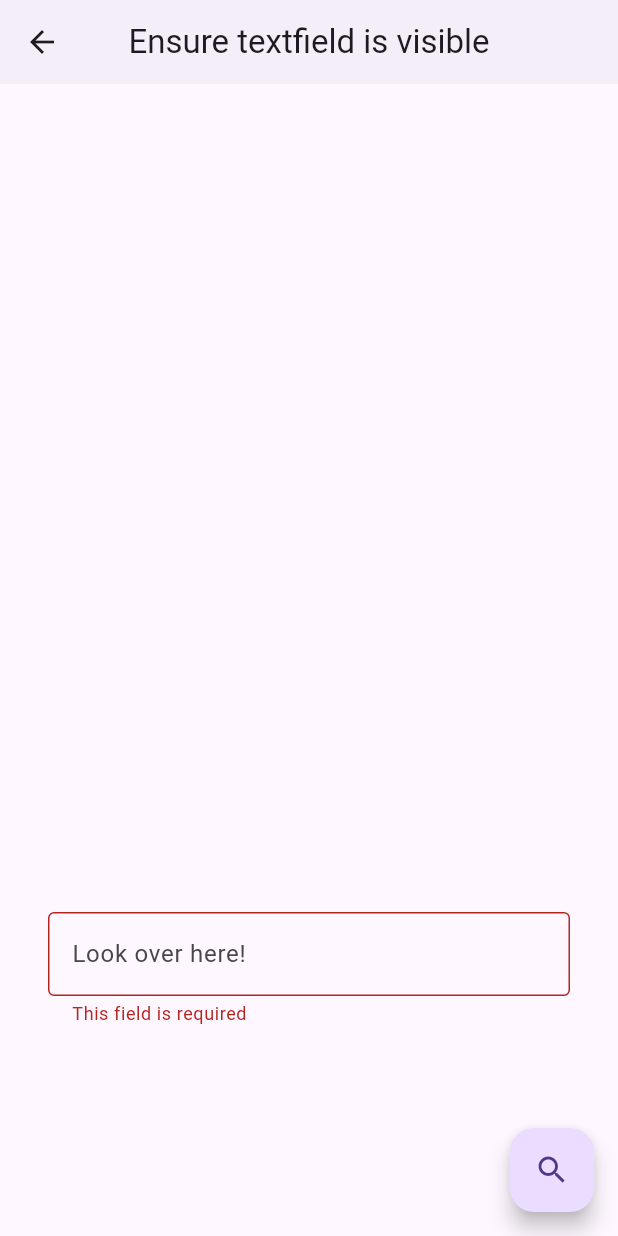
After one commit to rei-codes/flutter-8-useful-tips-for-better-ux, a Flutter app: the EnsureTextFieldVisible screen opened directly, scrolled down 504 dp, after a tap on the "search" icon, on a phone screen of 412 x 824 dp. The commit adds this screen. Run offline on Flutter 3.47's test engine with Material 2 defaults, Android fonts, the phone set to English and light mode, and no system bars.

Commit message:
better example added for ensure visible

```diff
--- a/lib/home_page.dart
+++ b/lib/home_page.dart
@@ -2,7 +2,7 @@ import 'package:flutter/material.dart';
 
 import 'pages/always_scrollable.dart';
 import 'pages/auto_focus_on_open.dart';
-import 'pages/ensure_card_visible.dart';
+import 'pages/ensure_text_field_visible.dart';
 import 'pages/next_focus_on_enter.dart';
 import 'pages/remember_scroll_position.dart';
 import 'pages/tap_again_to_exit.dart';
@@ -39,8 +39,8 @@ class HomePage extends StatelessWidget {
               ),
               const SizedBox(height: 20),
               ElevatedButton(
-                child: const Text('Ensure card visible'),
-                onPressed: () => context.push(const EnsureCardVisible()),
+                child: const Text('Ensure texfield is visible'),
+                onPressed: () => context.push(const EnsureTextFieldVisible()),
               ),
               const SizedBox(height: 20),
               ElevatedButton(
--- /dev/null
+++ b/lib/pages/ensure_text_field_visible.dart
@@ -0,0 +1,58 @@
+import 'package:flutter/material.dart';
+
+class EnsureTextFieldVisible extends StatelessWidget {
+  const EnsureTextFieldVisible({super.key});
+
+  @override
+  Widget build(BuildContext context) {
+    // for validation
+    final key = GlobalKey();
+    // to learn the position of the widget
+    final formKey = GlobalKey<FormState>();
+    return Scaffold(
+      appBar: AppBar(
+        title: const Text('Ensure textfield is visible'),
+      ),
+      body: SingleChildScrollView(
+        child: Form(
+          key: formKey,
+          child: Column(
+            children: [
+              const SizedBox(height: 1024),
+              Padding(
+                padding: const EdgeInsets.all(32),
+                child: TextFormField(
+                  key: key,
+                  validator: (v) {
+                    if (v == null || v.isEmpty) {
+                      return 'This field is required';
+                    }
+                    return null;
+                  },
+                  decoration: const InputDecoration(
+                    border: OutlineInputBorder(),
+                    hintText: 'Look over here!',
+                  ),
+                ),
+              ),
+              const SizedBox(height: 128),
+            ],
+          ),
+        ),
+      ),
+      floatingActionButton: FloatingActionButton(
+        child: const Icon(Icons.search),
+        onPressed: () {
+          if (!formKey.currentState!.validate()) {
+            // Magic happens here
+            // Gets the item's position and ensure it is visible on the screen
+            Scrollable.ensureVisible(
+              key.currentContext!,
+              duration: const Duration(milliseconds: 350),
+            );
+          }
+        },
+      ),
+    );
+  }
+}
```
Also changed, not shown: lib/pages/ensure_card_visible.dart (deleted, +0 -39 lines).
